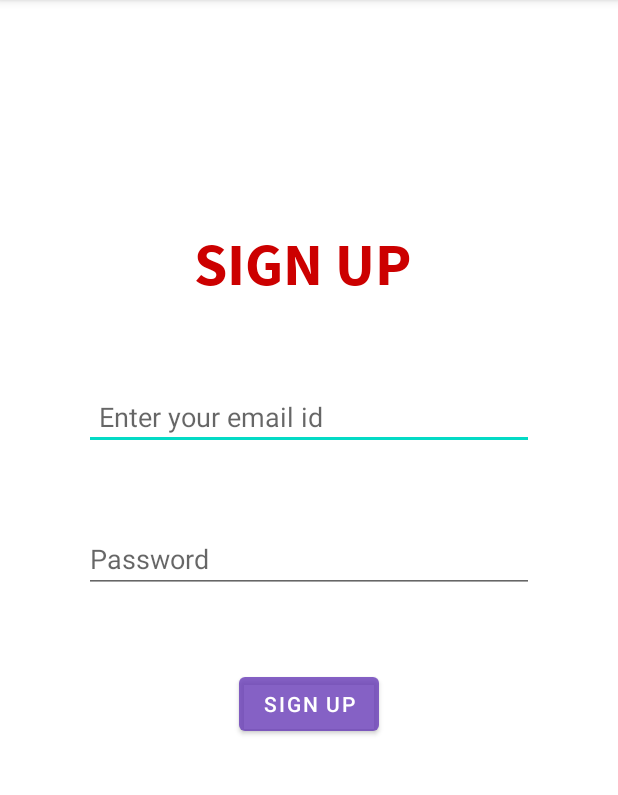
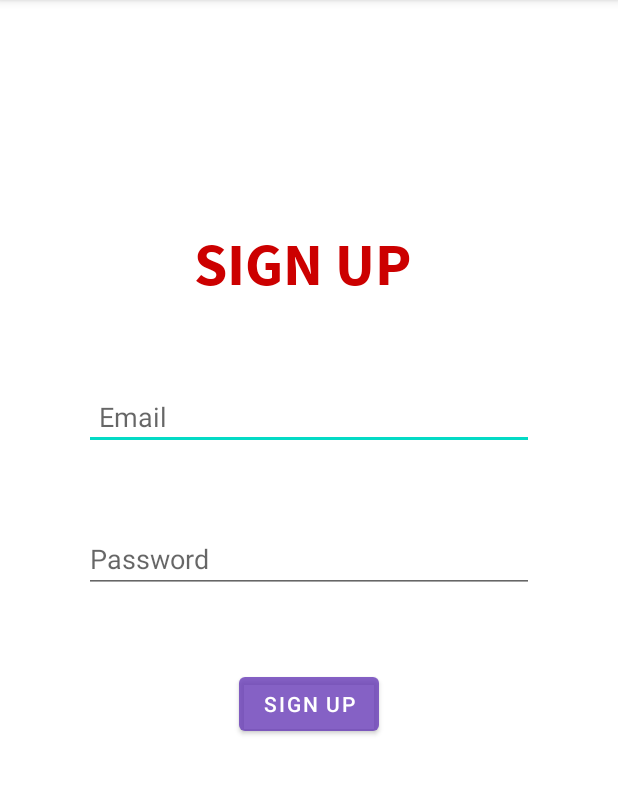
Before and after one commit to snehalgore1/Votepol, an Android app: the screen it shows after launch (MainActivity), on a phone screen of 412 x 824 dp, the part 84-879 px from its top. Run offline under Robolectric (Android 15) with nearby library versions, the phone set to English and light mode, and no system bars.

Commit message:
Sign up ui design

```diff
--- a/app/src/main/res/layout/activity_main.xml
+++ b/app/src/main/res/layout/activity_main.xml
@@ -28,7 +28,7 @@
         android:layout_width="300dp"
         android:layout_height="wrap_content"
 
-        android:hint="Enter your email id"
+        android:hint="Email"
         android:layout_gravity="center"
         android:layout_marginTop="50dp"
         android:padding="10dp"
```
